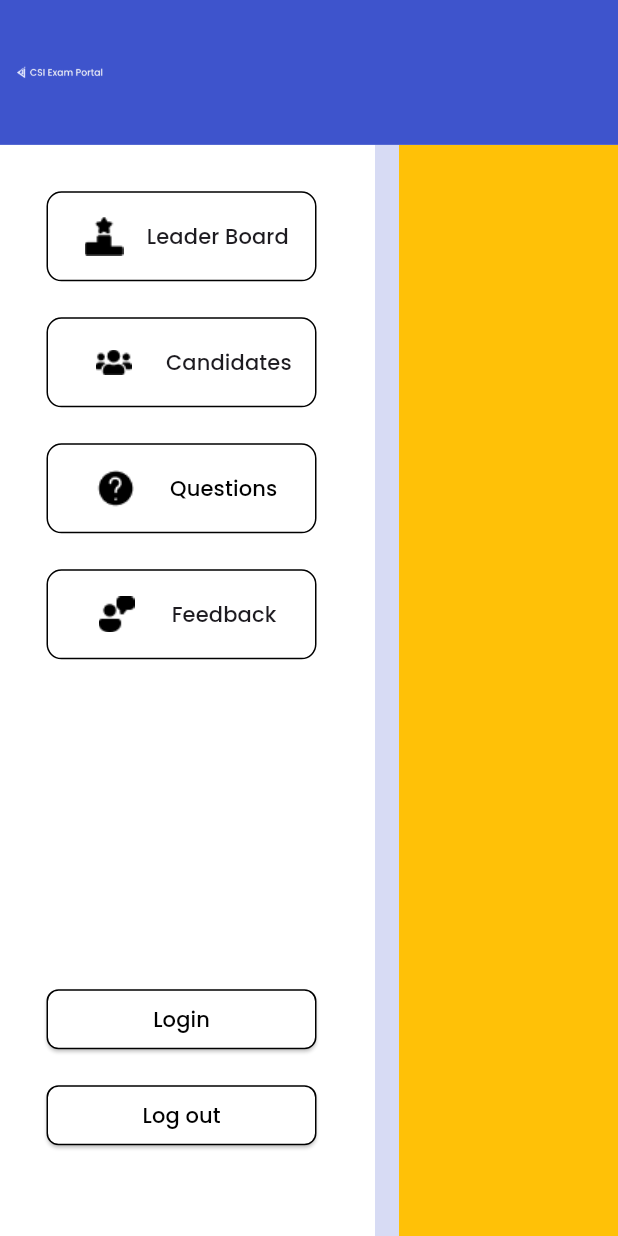
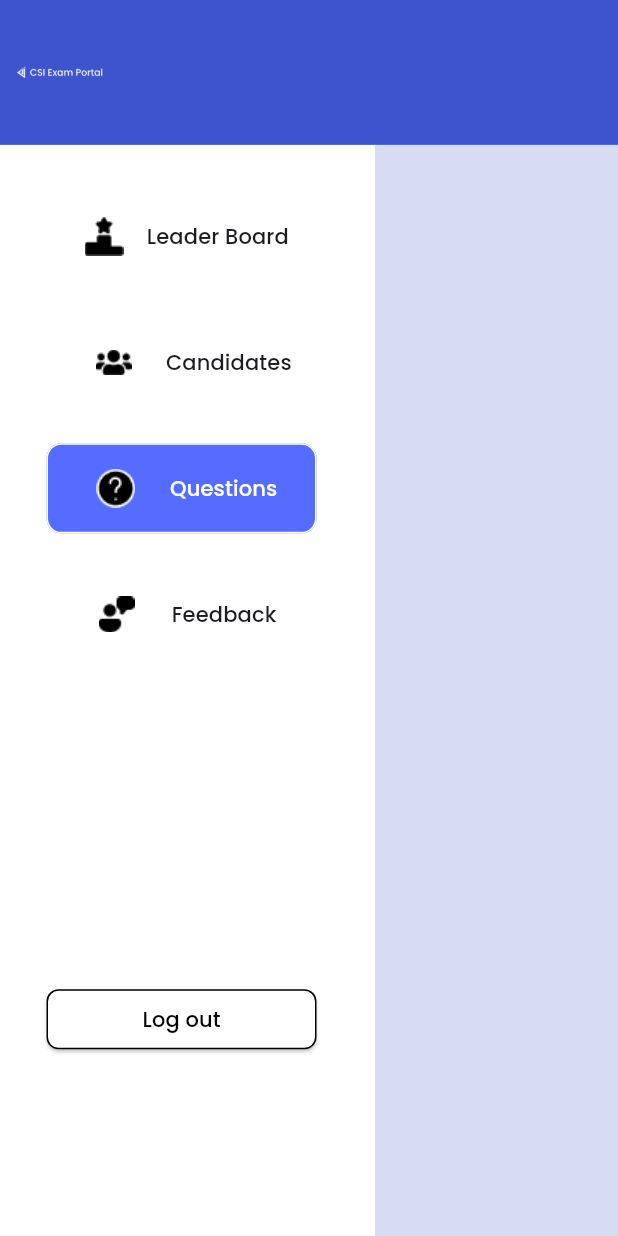
Before and after one commit to singhanshika1302/management_system, a Flutter app: the screen it shows after launch, after a tap on "Candidates", after a tap on "Questions", on a phone screen of 412 x 824 dp. Run offline on Flutter 3.47's test engine with Material 3 defaults, Android fonts, the phone set to English and light mode, and no system bars; our stand-ins replace google_fonts, hexcolor, percent_indicator.

Commit message:
feat:Change custom text button: updated label and styles

```diff
--- a/lib/Screens/Candidate.dart
+++ b/lib/Screens/Candidate.dart
@@ -13,7 +13,7 @@ class _CandidateState extends State<Candidate> {
   Widget build(BuildContext context) {
     return Scaffold(
       backgroundColor: backgroundColor1,
-       body: Container(color: Colors.amber,),
+       body: Container(color: backgroundColor1,),
     );
   }
 }
--- a/lib/Screens/Leaderboard.dart
+++ b/lib/Screens/Leaderboard.dart
@@ -1,9 +1,8 @@
-import 'package:admin_portal/Screens/loader.dart';
 import 'package:admin_portal/Widgets/Custom_Container.dart';
+import 'package:admin_portal/components/custom_detail_card.dart';
 import 'package:admin_portal/constants/constants.dart';
 import 'package:admin_portal/screens/leadertabel.dart';
 import 'package:flutter/material.dart';
-import 'package:flutter/widgets.dart';
 import 'package:percent_indicator/percent_indicator.dart';
 
 class Leaderboard extends StatefulWidget {
@@ -41,7 +40,7 @@ class _LeaderboardState extends State<Leaderboard> {
                         color: Colors.white,
                       ),
                       CustomRoundedContainer(
-                        child: Text("hjgfegfyuegf"),
+                        child: customRankCard("vidhi", "22154141", "2", context),
                         height: heightFactor * 450,
                         width: widthFactor * 450,
                         padding: EdgeInsets.all(10 * widthFactor),
@@ -57,7 +56,7 @@ class _LeaderboardState extends State<Leaderboard> {
                     // height: heightFactor * 920,
                     child: CustomRoundedContainer(
                       // child: SingleChildScrollView(
-                      child: LeaderTabel(),
+                      child: Container(child: LeaderTabel()),
                       // ),
                       height: heightFactor * 920,
                       width: widthFactor * 650,
--- a/lib/Screens/Questions.dart
+++ b/lib/Screens/Questions.dart
@@ -13,7 +13,7 @@ class _QuestionsState extends State<Questions> {
   Widget build(BuildContext context) {
     return Scaffold(
       backgroundColor: backgroundColor1,
-       body: Container(color: Colors.amber,),
+       body: Container(color: backgroundColor1,),
     );
   }
 }
--- a/lib/Screens/Side_MenuBar_Screen.dart
+++ b/lib/Screens/Side_MenuBar_Screen.dart
@@ -1,4 +1,3 @@
-
 import 'package:admin_portal/Screens/Candidate.dart';
 import 'package:admin_portal/Screens/Leaderboard.dart';
 import 'package:admin_portal/Screens/Questions.dart';
@@ -23,9 +22,6 @@ class _sidemenubarState extends State<sidemenubar> {
     Candidate(),
     Questions(),
     Questions()
-    // Feedback(),
-    // Ques
-
   ];
 
   void _onItemTapped(int index) {
@@ -61,7 +57,6 @@ class _sidemenubarState extends State<sidemenubar> {
               child: ListView(
                 children: <Widget>[
                   const Padding(padding: EdgeInsets.all(4)),
-
                   ListTile(
                     title: CustomTextButton(
                       text: "Leader Board",
@@ -70,7 +65,8 @@ class _sidemenubarState extends State<sidemenubar> {
                         _onItemTapped(0);
                       },
                       imagePath: 'assets/icons/icon _leaderboard star_.png',
-                      selectedImagePath: 'assets/icons/icon _leaderboard star_.png',
+                      selectedImagePath:
+                          'assets/icons/icon _leaderboard star_.png',
                     ),
                   ),
                   const Padding(padding: EdgeInsets.all(4)),
@@ -94,7 +90,8 @@ class _sidemenubarState extends State<sidemenubar> {
                         _onItemTapped(2);
                       },
                       imagePath: 'assets/icons/icon _question mark circle_.png',
-                      selectedImagePath: 'assets/icons/icon _question mark circle_.png',
+                      selectedImagePath:
+                          'assets/icons/icon _question mark circle_.png',
                     ),
                   ),
                   const Padding(padding: EdgeInsets.all(4)),
@@ -108,48 +105,53 @@ class _sidemenubarState extends State<sidemenubar> {
                       imagePath: 'assets/icons/Vector (2).png',
                       selectedImagePath: 'assets/icons/Vector (2).png',
                     ),
-
                   ),
-
-     Container(
-      margin: EdgeInsets.only(top:200),
-       child: ListTile(
-        title: ElevatedButton(
-           style: ElevatedButton.styleFrom(
-        foregroundColor: const Color.fromARGB(255, 0, 0, 0),
-        backgroundColor: Color.fromARGB(255, 255, 255, 255), // Text color
-        shape: RoundedRectangleBorder(
-          borderRadius: BorderRadius.circular(8),
-            side: BorderSide(color: Colors.black)// Border radius
-        ),
-      ),
-          onPressed: () {
-          },
-          child: Text("Login",style: GoogleFonts.poppins(),),
-        ),
-           ),
-     ),
+                  SizedBox(height: 200,),
+                  Spacer(),
+                  // Container(
+                  //   margin: EdgeInsets.only(top: 200),
+                  //   child: ListTile(
+                  //     title: ElevatedButton(
+                  //       style: ElevatedButton.styleFrom(
+                  //         foregroundColor: const Color.fromARGB(255, 0, 0, 0),
+                  //         backgroundColor:
+                  //             Color.fromARGB(255, 255, 255, 255), // Text color
+                  //         shape: RoundedRectangleBorder(
+                  //             borderRadius: BorderRadius.circular(8),
+                  //             side: BorderSide(
+                  //                 color: Colors.black) // Border radius
+                  //             ),
+                  //       ),
+                  //       onPressed: () {},
+                  //       child: Text(
+                  //         "Login",
+                  //         style: GoogleFonts.poppins(),
+                  //       ),
+                  //     ),
+                  //   ),
+                  // ),
                   Container(
                     // margin: EdgeInsets.only(top:200),
                     child: ListTile(
                       title: ElevatedButton(
                         style: ElevatedButton.styleFrom(
                           foregroundColor: const Color.fromARGB(255, 0, 0, 0),
-        backgroundColor: Color.fromARGB(255, 255, 255, 255), // Text color
+                          backgroundColor:
+                              Color.fromARGB(255, 255, 255, 255), // Text color
                           shape: RoundedRectangleBorder(
                               borderRadius: BorderRadius.circular(8),
-          side: BorderSide(color: Colors.black) // Border radius
+                              side: BorderSide(
+                                  color: Colors.black) // Border radius
                               ),
                         ),
-          onPressed: () {
-          },
-          child: Text("Log out",style: GoogleFonts.poppins(),),
+                        onPressed: () {},
+                        child: Text(
+                          "Log out",
+                          style: GoogleFonts.poppins(),
                         ),
                       ),
                     ),
-
-
-
+                  ),
                 ],
               ),
             ),
@@ -159,33 +161,13 @@ class _sidemenubarState extends State<sidemenubar> {
           Expanded(
             child: _widgetOptions.elementAt(_selectedIndex),
           ),
-
         ],
       ),
     );
   }
 
-  // Function to build the AppBar
-  // AppBar buildAppBar(BuildContext context, double _widthFactor,
-  //     double _heightFactor, String userName) {
-  //   return AppBar(
-  //     toolbarHeight: _heightFactor * 120,
-  //     backgroundColor: Color.fromRGBO(62, 84, 204, 1),
-  //     leadingWidth: _widthFactor * 273,
-  //     leading:Row(
-  //     mainAxisAlignment: MainAxisAlignment.spaceEvenly,
-  //     children: [
-
-  //   Container(
-  //     margin: EdgeInsets.only(left: 10),
-  //           child: Image.asset('assets/icons/Group 43 (2).png',),
-  //         ),
-
-  //     ],
-  //   )
-  //   );
-  // }
-  AppBar buildAppBar(BuildContext context, double _widthFactor, double _heightFactor, String userName) {
+  AppBar buildAppBar(BuildContext context, double _widthFactor,
+      double _heightFactor, String userName) {
     return AppBar(
       toolbarHeight: _heightFactor * 120,
       backgroundColor: Color.fromRGBO(62, 84, 204, 1),
@@ -193,21 +175,16 @@ class _sidemenubarState extends State<sidemenubar> {
       leading: Row(
         mainAxisAlignment: MainAxisAlignment.start,
         children: [
-        Padding(padding: EdgeInsets.only(left: 40*widthFactor(context))),
+          Padding(padding: EdgeInsets.only(left: 40 * widthFactor(context))),
           Image.asset(
             'assets/icons/Group 43 (2).png',
-          height: _heightFactor * 200,  // Adjust the height of the image responsively
-          width: _widthFactor * 200,   // Adjust the width of the image responsively
+            height: _heightFactor *
+                200, // Adjust the height of the image responsively
+            width: _widthFactor *
+                200, // Adjust the width of the image responsively
           ),
         ],
       ),
-    // title: Text(
-    //   userName,
-    //   style: TextStyle(
-    //     fontSize: 24 * _widthFactor,  // Adjust the font size responsively
-    //   ),
-    // ),
     );
   }
-
 }
--- a/lib/Widgets/Customtextbutton.dart
+++ b/lib/Widgets/Customtextbutton.dart
@@ -24,15 +24,15 @@ class CustomTextButton extends StatelessWidget {
         onPressed: onPressed,
         style: ButtonStyle(
           padding: MaterialStateProperty.all(EdgeInsets.all(10.0)),
-          // backgroundColor: isSelected
-          //     ? MaterialStateProperty.all(Color.fromARGB(255, 0, 0, 0))
-          //     : null,
+          backgroundColor: isSelected
+              ? MaterialStateProperty.all(Color.fromRGBO(84, 108, 255, 1))
+              : null,
           foregroundColor: MaterialStateProperty.all(isSelected
-              ? Color.fromARGB(255, 0, 0, 0)
+              ? Color.fromARGB(255, 255, 255, 255)
               : Theme.of(context).textTheme.labelLarge!.color),
           shape: MaterialStateProperty.all<OutlinedBorder>(
             RoundedRectangleBorder(
-              side: BorderSide(color: Colors.black),
+              side: BorderSide(color: Colors.white),
               borderRadius: BorderRadius.circular(10.0),
 
             ),
```
Lines whose indentation alone changed are shown as unchanged.
